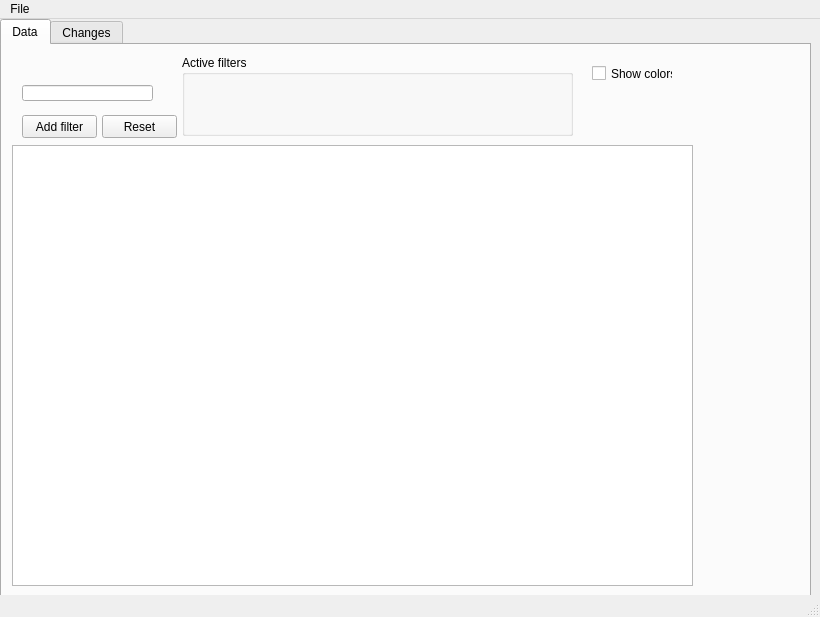
The window that gui/main_window.ui (Keisa432/UBD_tool) describes before a commit, drawn with Qt 5.
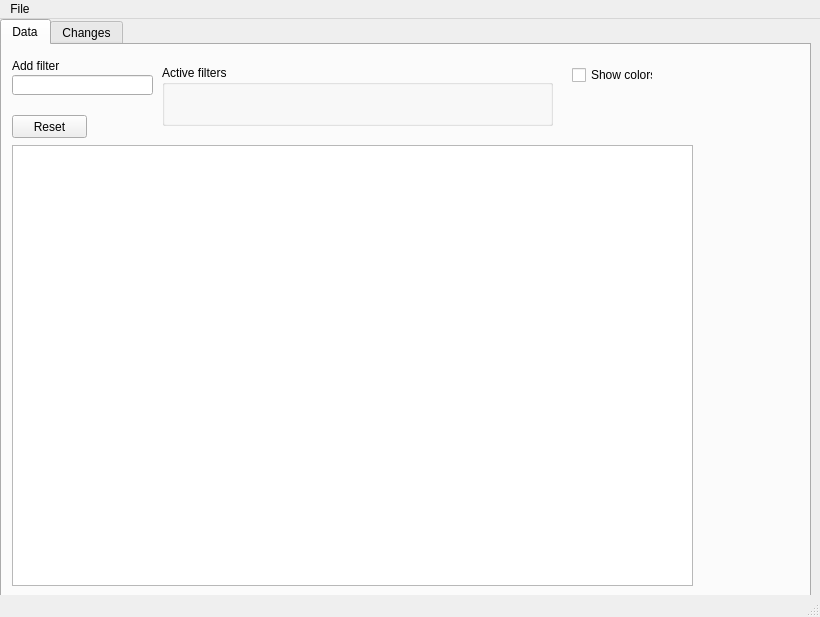
The same window after the commit. Icons and pictures are not drawn.

Commit message: MOD: filters can be added by pressing enter, removed filter add button, added resources

The edit to the form file:
```diff
--- a/gui/main_window.ui
+++ b/gui/main_window.ui
@@ -47,33 +47,10 @@
        </rect>
       </property>
      </widget>
-     <widget class="QLineEdit" name="lineEdit">
-      <property name="geometry">
-       <rect>
-        <x>20</x>
-        <y>40</y>
-        <width>131</width>
-        <height>16</height>
-       </rect>
-      </property>
-     </widget>
-     <widget class="QPushButton" name="add_filter">
-      <property name="geometry">
-       <rect>
-        <x>20</x>
-        <y>70</y>
-        <width>75</width>
-        <height>23</height>
-       </rect>
-      </property>
-      <property name="text">
-       <string>Add filter</string>
-      </property>
-     </widget>
      <widget class="QPushButton" name="clear_filters">
       <property name="geometry">
        <rect>
-        <x>100</x>
+        <x>10</x>
         <y>70</y>
         <width>75</width>
         <height>23</height>
@@ -86,12 +63,21 @@
      <widget class="QGroupBox" name="groupBox">
       <property name="geometry">
        <rect>
-        <x>180</x>
-        <y>10</y>
+        <x>160</x>
+        <y>20</y>
         <width>391</width>
-        <height>81</height>
+        <height>61</height>
        </rect>
       </property>
+      <property name="sizePolicy">
+       <sizepolicy hsizetype="Minimum" vsizetype="Minimum">
+        <horstretch>0</horstretch>
+        <verstretch>0</verstretch>
+       </sizepolicy>
+      </property>
+      <property name="layoutDirection">
+       <enum>Qt::LeftToRight</enum>
+      </property>
       <property name="title">
        <string>Active filters</string>
       </property>
@@ -104,35 +90,51 @@
       <widget class="QWidget" name="horizontalLayoutWidget">
        <property name="geometry">
         <rect>
-         <x>10</x>
+         <x>30</x>
          <y>20</y>
-         <width>371</width>
-         <height>51</height>
+         <width>341</width>
+         <height>31</height>
         </rect>
        </property>
-       <layout class="QHBoxLayout" name="active_filter_layout">
-        <property name="spacing">
-         <number>3</number>
-        </property>
-        <property name="sizeConstraint">
-         <enum>QLayout::SetMinimumSize</enum>
-        </property>
-       </layout>
+       <layout class="QHBoxLayout" name="hFilterLayout"/>
       </widget>
      </widget>
      <widget class="QCheckBox" name="colorBox">
       <property name="geometry">
        <rect>
-        <x>590</x>
+        <x>570</x>
         <y>20</y>
         <width>81</width>
-        <height>17</height>
+        <height>20</height>
        </rect>
       </property>
       <property name="text">
        <string>Show colors</string>
       </property>
      </widget>
+     <widget class="QLabel" name="label">
+      <property name="geometry">
+       <rect>
+        <x>10</x>
+        <y>10</y>
+        <width>51</width>
+        <height>21</height>
+       </rect>
+      </property>
+      <property name="text">
+       <string>Add filter</string>
+      </property>
+     </widget>
+     <widget class="QLineEdit" name="lineEdit">
+      <property name="geometry">
+       <rect>
+        <x>10</x>
+        <y>30</y>
+        <width>141</width>
+        <height>20</height>
+       </rect>
+      </property>
+     </widget>
     </widget>
     <widget class="QWidget" name="tab_2">
      <attribute name="title">
```
Left out of the diff: 12 changed lines with no effect on the pictures. The commit also changes 8 other files.
